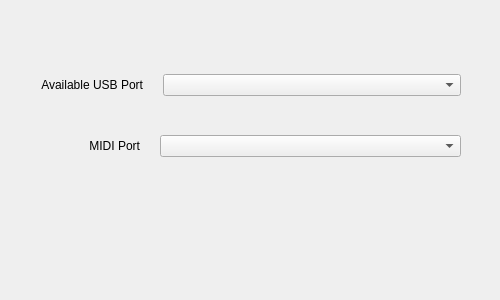
First picture: the form in driverwindow.ui, repository A-KRY/NanoBreathControllerUSBDriver, before the edit.
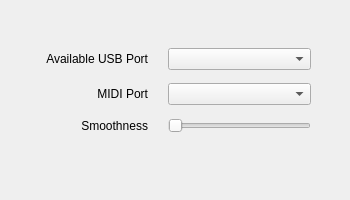
Second picture: the form after the edit.

What changed in the file:
```diff
--- a/driverwindow.ui
+++ b/driverwindow.ui
@@ -6,8 +6,8 @@
    <rect>
     <x>0</x>
     <y>0</y>
-    <width>500</width>
-    <height>300</height>
+    <width>350</width>
+    <height>200</height>
    </rect>
   </property>
   <property name="windowTitle">
@@ -18,8 +18,8 @@
     <rect>
      <x>0</x>
      <y>40</y>
-     <width>501</width>
-     <height>151</height>
+     <width>351</width>
+     <height>101</height>
     </rect>
    </property>
    <layout class="QVBoxLayout" name="verticalLayout">
@@ -36,7 +36,7 @@
      <number>10</number>
     </property>
     <item>
-     <layout class="QHBoxLayout" name="horizontalLayout_UsbPort" stretch="1,3">
+     <layout class="QHBoxLayout" name="horizontalLayout_UsbPort" stretch="3,4">
       <property name="spacing">
        <number>20</number>
       </property>
@@ -74,7 +74,7 @@
      </layout>
     </item>
     <item>
-     <layout class="QHBoxLayout" name="horizontalLayout_MidiPort" stretch="1,3">
+     <layout class="QHBoxLayout" name="horizontalLayout_MidiPort" stretch="3,4">
       <property name="spacing">
        <number>20</number>
       </property>
@@ -102,6 +102,36 @@
       </item>
      </layout>
     </item>
+    <item>
+     <layout class="QHBoxLayout" name="horizontalLayout_smoothness" stretch="3,4">
+      <property name="spacing">
+       <number>20</number>
+      </property>
+      <property name="leftMargin">
+       <number>30</number>
+      </property>
+      <property name="rightMargin">
+       <number>30</number>
+      </property>
+      <item>
+       <widget class="QLabel" name="smoothnessLabel">
+        <property name="text">
+         <string>Smoothness</string>
+        </property>
+        <property name="alignment">
+         <set>Qt::AlignRight|Qt::AlignTrailing|Qt::AlignVCenter</set>
+        </property>
+       </widget>
+      </item>
+      <item>
+       <widget class="QSlider" name="smoothnessHorizontalSlider">
+        <property name="orientation">
+         <enum>Qt::Horizontal</enum>
+        </property>
+       </widget>
+      </item>
+     </layout>
+    </item>
    </layout>
   </widget>
  </widget>
```
